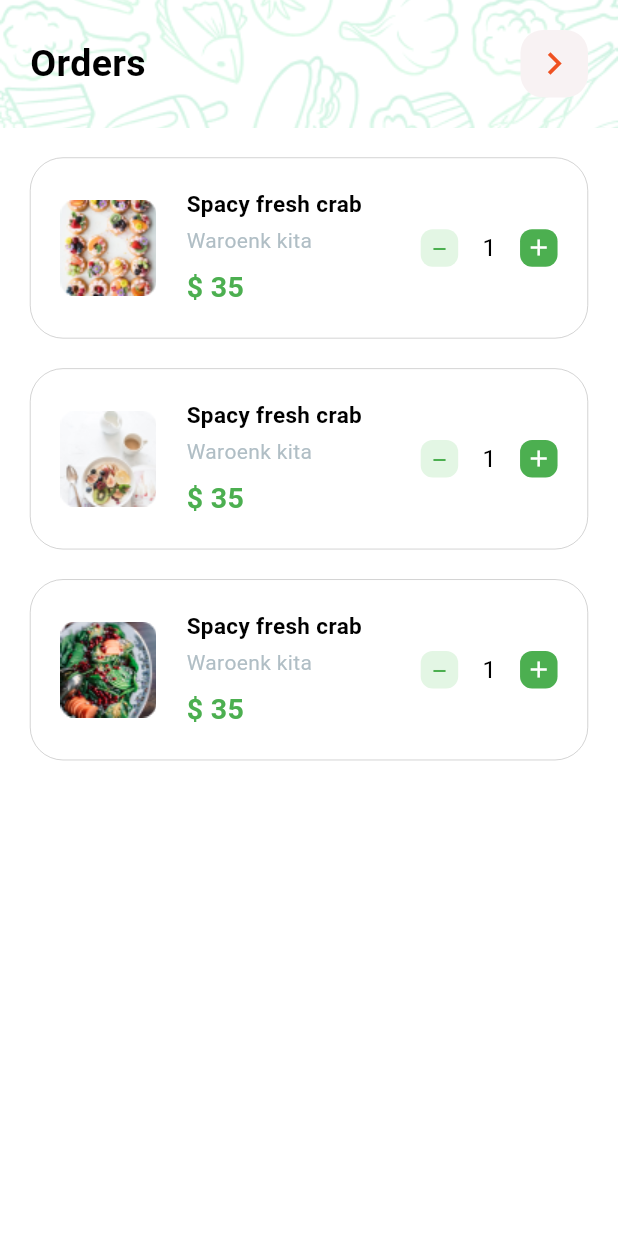
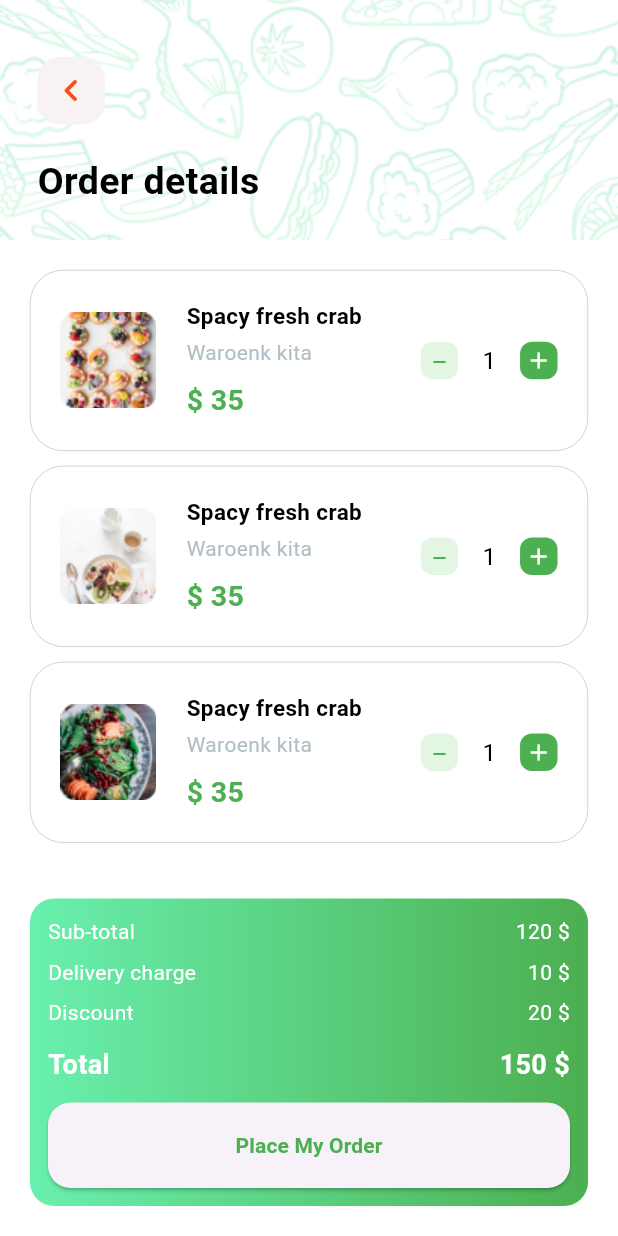
Before and after one commit to MrezaVasebi/f_food_ninja, a Flutter app: the screen it shows after launch, on a phone screen of 412 x 824 dp. Run offline on Flutter 3.47's test engine with Material 3 defaults, Android fonts, the phone set to English and light mode, and no system bars.

Commit message:
added: orderDetails added

```diff
--- a/lib/main.dart
+++ b/lib/main.dart
@@ -1,4 +1,4 @@
-import 'package:f_food_delivery/scr/presentation/orders.dart';
+import 'package:f_food_delivery/scr/presentation/order_details.dart';
 import 'package:flutter/material.dart';
 import 'package:flutter/services.dart';
 
@@ -19,7 +19,7 @@ class MyApp extends StatelessWidget {
       debugShowCheckedModeBanner: false,
       home: Scaffold(
         backgroundColor: Colors.white,
-        body: Orders(),
+        body: OrderDetails(),
       ),
     );
   }
--- a/lib/scr/presentation/carts/order_cart.dart
+++ b/lib/scr/presentation/carts/order_cart.dart
@@ -14,7 +14,10 @@ class OrderCart extends StatelessWidget {
         width: 50,
         color: Colors.red,
         alignment: Alignment.centerRight,
-        child: const Icon(Icons.delete, color: Colors.white),
+        child: const Icon(
+          Icons.delete,
+          color: Colors.white,
+        ),
       ),
       secondaryBackground: Container(
         width: 50,
@@ -49,7 +52,11 @@ class OrderCart extends StatelessWidget {
         decoration: BoxDecoration(
           color: Colors.white,
           borderRadius: BorderRadius.circular(22),
-          border: Border.all(color: Colors.grey, width: .3),
+          border: Border.all(
+            color: Colors.grey,
+            width: .3,
+            style: BorderStyle.solid,
+          ),
         ),
         child: Padding(
           padding: const EdgeInsets.all(20),
--- a/lib/scr/presentation/constant/images.dart
+++ b/lib/scr/presentation/constant/images.dart
@@ -55,4 +55,5 @@ class PngImages {
   static const String shoppingBag = '$_path/shopping-bag.png';
   static const String voucherOne = '$_path/voucherOne.png';
   static const String voucherTwo = '$_path/voucherTwo.png';
+  static const String placeOrder = '$_path/placeOrder.png';
 }
--- a/lib/scr/presentation/list/order_list.dart
+++ b/lib/scr/presentation/list/order_list.dart
@@ -15,8 +15,9 @@ class OrderList extends StatelessWidget {
         return OrderCart(item: item);
       },
       separatorBuilder: (context, index) {
-          return const SizedBox(height: 20);
+        return const SizedBox(height: 10);
       },
-        itemCount: list.length);
+      itemCount: list.length,
+    );
   }
 }
--- /dev/null
+++ b/lib/scr/presentation/order_details.dart
@@ -0,0 +1,133 @@
+import 'package:f_food_delivery/scr/presentation/constant/dummy_data.dart';
+import 'package:f_food_delivery/scr/presentation/list/order_list.dart';
+import 'package:f_food_delivery/scr/presentation/widgets/app_text.dart';
+import 'package:f_food_delivery/scr/presentation/widgets/chat_header.dart';
+import 'package:flutter/material.dart';
+
+class OrderDetails extends StatelessWidget {
+  const OrderDetails({super.key});
+
+  @override
+  Widget build(BuildContext context) {
+    final List<Map<String, String>> details = [
+      {'name': 'Sub-total', 'price': '120 \$'},
+      {'name': 'Delivery charge', 'price': '10 \$'},
+      {'name': 'Discount', 'price': '20 \$'},
+    ];
+
+    return SizedBox(
+      height: MediaQuery.of(context).size.height,
+      width: double.infinity,
+      child: Column(
+        children: [
+          ChatHeader(
+            title: 'Order details',
+            onTap: () {},
+          ),
+          Expanded(
+            flex: 1,
+            child: Padding(
+              padding: const EdgeInsets.all(20),
+              child: OrderList(
+                list: orderList,
+              ),
+            ),
+          ),
+          Padding(
+            padding: const EdgeInsets.only(
+              left: 20,
+              right: 20,
+              bottom: 20,
+            ),
+            child: Container(
+              height: 205,
+              width: double.infinity,
+              decoration: BoxDecoration(
+                borderRadius: BorderRadius.circular(16),
+                gradient: const LinearGradient(
+                  colors: [
+                    Colors.greenAccent,
+                    Colors.green,
+                  ],
+                ),
+              ),
+              child: Padding(
+                padding: const EdgeInsets.all(12),
+                child: Column(
+                  mainAxisAlignment: MainAxisAlignment.spaceBetween,
+                  children: [
+                    ListView.separated(
+                      itemBuilder: (context, index) {
+                        final item = details[index];
+                        return Row(
+                          mainAxisAlignment: MainAxisAlignment.spaceBetween,
+                          children: [
+                            AppText(
+                              lbl: item['name'],
+                              style: const TextStyle(
+                                fontSize: 14,
+                                color: Colors.white,
+                              ),
+                            ),
+                            AppText(
+                              lbl: item['price'],
+                              style: const TextStyle(
+                                fontSize: 14,
+                                color: Colors.white,
+                              ),
+                            ),
+                          ],
+                        );
+                      },
+                      separatorBuilder: (context, index) => const SizedBox(
+                        height: 7,
+                      ),
+                      itemCount: details.length,
+                      shrinkWrap: true,
+                    ),
+                    const Row(
+                      mainAxisAlignment: MainAxisAlignment.spaceBetween,
+                      children: [
+                        AppText(
+                          lbl: 'Total',
+                          style: TextStyle(
+                              color: Colors.white,
+                              fontWeight: FontWeight.bold,
+                              fontSize: 18),
+                        ),
+                        AppText(
+                          lbl: '150 \$',
+                          style: TextStyle(
+                              color: Colors.white,
+                              fontWeight: FontWeight.bold,
+                              fontSize: 18),
+                        ),
+                      ],
+                    ),
+                    ElevatedButton(
+                      onPressed: () {},
+                      style: ElevatedButton.styleFrom(
+                        minimumSize: const Size(double.infinity, 57),
+                        shape: RoundedRectangleBorder(
+                          borderRadius: BorderRadius.circular(15),
+                        ),
+                      ),
+                      child: const AppText(
+                        lbl: 'Place My Order',
+                        style: TextStyle(
+                          color: Colors.green,
+                          fontSize: 14,
+                          fontWeight: FontWeight.bold,
+                        ),
+                      ),
+                    )
+                  ],
+                ),
+              ),
+            ),
+          )
+        ],
+      ),
+    );
+  }
+}
--- a/pubspec.yaml
+++ b/pubspec.yaml
@@ -111,6 +111,7 @@ flutter:
       - assets/images/shopping-bag.png
       - assets/images/voucherOne.png
       - assets/images/voucherTwo.png
+      - assets/images/placeOrder.png
       # - images/a_dot_ham.jpeg
 
    # An image asset can refer to one or more resolution-specific "variants", see
```
Also changed, not shown: assets/images/placeOrder.png (added). Lines whose indentation alone changed are shown as unchanged.
